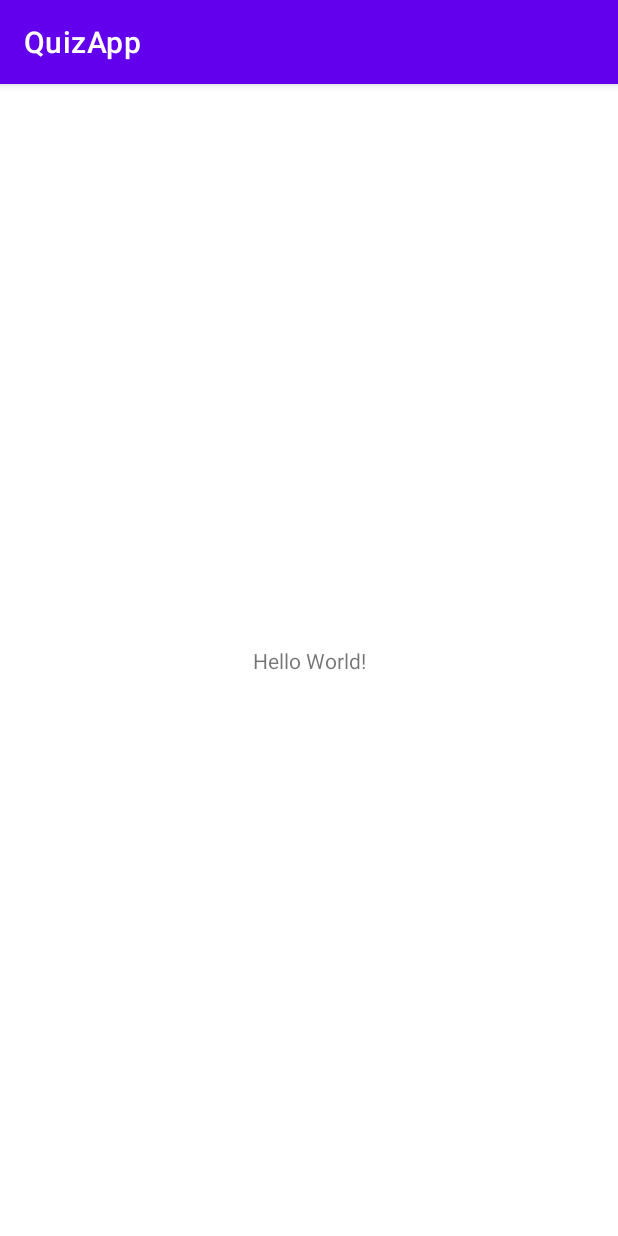
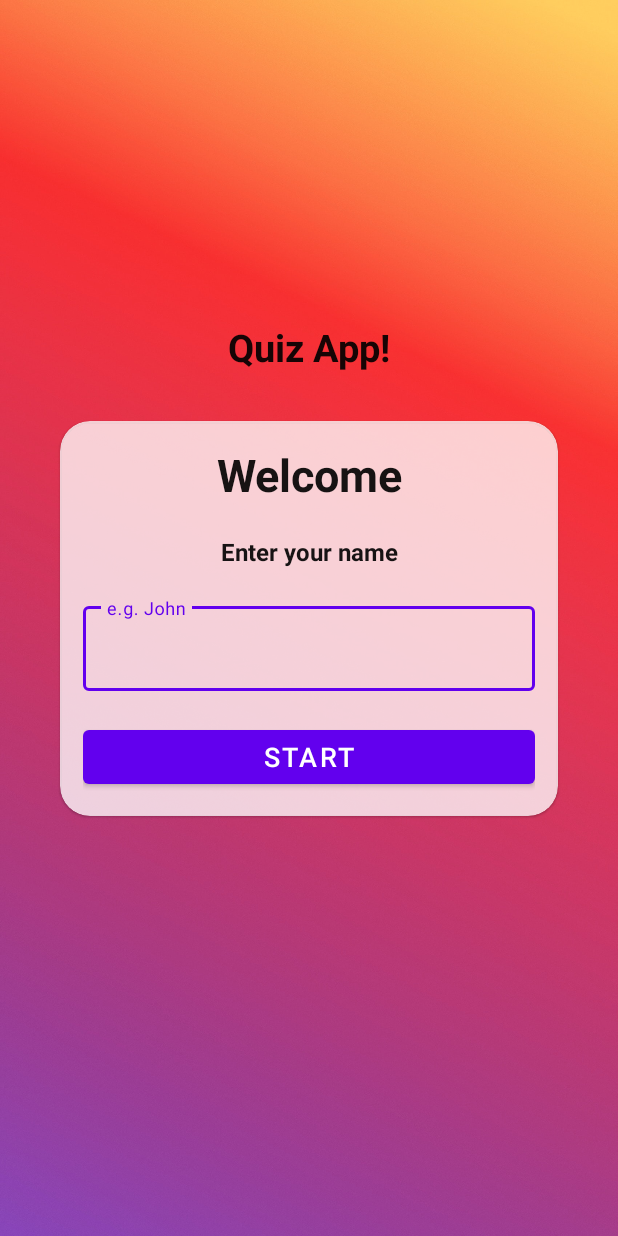
Before and after one commit to Batuhan-G/QuizApp, an Android app: the screen it shows after launch (MainActivity), on a phone screen of 412 x 824 dp. Run offline under Robolectric (Android 15) with nearby library versions, the phone set to English and light mode, and no system bars.

Commit message:
Designed Welcome UI

```diff
--- a/app/src/main/AndroidManifest.xml
+++ b/app/src/main/AndroidManifest.xml
@@ -2,7 +2,7 @@
 <manifest xmlns:android="http://schemas.android.com/apk/res/android"
     xmlns:tools="http://schemas.android.com/tools"
     package="com.batuhangoren.quizapp">
-
+    <!--            even rotate the phone,screen always portrait. line 19-->
     <application
         android:allowBackup="true"
         android:dataExtractionRules="@xml/data_extraction_rules"
@@ -15,7 +15,8 @@
         tools:targetApi="31">
         <activity
             android:name=".MainActivity"
-            android:exported="true">
+            android:exported="true"
+            android:screenOrientation="portrait">
             <intent-filter>
                 <action android:name="android.intent.action.MAIN" />
 
--- /dev/null
+++ b/app/src/main/java/com/batuhangoren/quizapp/QuizQuestionFragment.kt
@@ -0,0 +1,18 @@
+package com.batuhangoren.quizapp
+
+import android.os.Bundle
+import androidx.fragment.app.Fragment
+import android.view.LayoutInflater
+import android.view.View
+import android.view.ViewGroup
+
+class QuizQuestionFragment : Fragment() {
+
+    override fun onCreateView(
+        inflater: LayoutInflater, container: ViewGroup?,
+        savedInstanceState: Bundle?
+    ): View? {
+        // Inflate the layout for this fragment
+        return inflater.inflate(R.layout.fragment_quiz_question, container, false)
+    }
+}
--- /dev/null
+++ b/app/src/main/java/com/batuhangoren/quizapp/WelcomeFragment.kt
@@ -0,0 +1,28 @@
+package com.batuhangoren.quizapp
+
+import android.os.Bundle
+import androidx.fragment.app.Fragment
+import android.view.LayoutInflater
+import android.view.View
+import android.view.ViewGroup
+import androidx.navigation.fragment.findNavController
+import com.batuhangoren.quizapp.databinding.FragmentWelcomeBinding
+
+class WelcomeFragment : Fragment() {
+
+    private var _binding: FragmentWelcomeBinding? = null
+    private val binding get() = _binding!!
+
+    override fun onCreateView(
+        inflater: LayoutInflater, container: ViewGroup?,
+        savedInstanceState: Bundle?
+    ): View {
+        _binding = FragmentWelcomeBinding.inflate(inflater, container, false)
+
+        binding.startButton.setOnClickListener {
+            val action = WelcomeFragmentDirections.actionWelcomeFragmentToQuizQuestionFragment()
+                        findNavController().navigate(action)
+        }
+        return binding.root
+    }
+}
--- a/app/src/main/res/layout/activity_main.xml
+++ b/app/src/main/res/layout/activity_main.xml
@@ -6,13 +6,16 @@
     android:layout_height="match_parent"
     tools:context=".MainActivity">
 
-    <TextView
-        android:layout_width="wrap_content"
-        android:layout_height="wrap_content"
-        android:text="Hello World!"
+    <androidx.fragment.app.FragmentContainerView
+        android:id="@+id/fragmentContainerView"
+        android:name="androidx.navigation.fragment.NavHostFragment"
+        android:layout_width="match_parent"
+        android:layout_height="match_parent"
+        app:defaultNavHost="true"
         app:layout_constraintBottom_toBottomOf="parent"
         app:layout_constraintEnd_toEndOf="parent"
+        app:layout_constraintHorizontal_bias="0.5"
         app:layout_constraintStart_toStartOf="parent"
-        app:layout_constraintTop_toTopOf="parent" />
-
+        app:layout_constraintTop_toTopOf="parent"
+        app:navGraph="@navigation/nav_main" />
 </androidx.constraintlayout.widget.ConstraintLayout>
--- /dev/null
+++ b/app/src/main/res/layout/fragment_quiz_question.xml
@@ -0,0 +1,14 @@
+<?xml version="1.0" encoding="utf-8"?>
+<FrameLayout xmlns:android="http://schemas.android.com/apk/res/android"
+    xmlns:tools="http://schemas.android.com/tools"
+    android:layout_width="match_parent"
+    android:layout_height="match_parent"
+    tools:context=".QuizQuestionFragment">
+
+    <!-- TODO: Update blank fragment layout -->
+    <TextView
+        android:layout_width="match_parent"
+        android:layout_height="match_parent"
+        android:text="@string/hello_blank_fragment" />
+
+</FrameLayout>
--- /dev/null
+++ b/app/src/main/res/layout/fragment_welcome.xml
@@ -0,0 +1,109 @@
+<?xml version="1.0" encoding="utf-8"?>
+<androidx.constraintlayout.widget.ConstraintLayout xmlns:android="http://schemas.android.com/apk/res/android"
+    xmlns:tools="http://schemas.android.com/tools"
+    android:layout_width="match_parent"
+    android:layout_height="match_parent"
+    xmlns:app="http://schemas.android.com/apk/res-auto"
+    android:background="@drawable/main_background"
+    tools:context=".WelcomeFragment">
+    <TextView
+        android:id="@+id/quizAppText"
+        android:layout_width="wrap_content"
+        android:layout_height="wrap_content"
+        android:layout_marginBottom="32dp"
+        android:text="@string/quiz_app"
+        android:textColor="@color/main_text_color"
+        android:textSize="25sp"
+        android:textStyle="bold"
+        app:layout_constraintBottom_toTopOf="@+id/materialCardView"
+        app:layout_constraintEnd_toEndOf="parent"
+        app:layout_constraintStart_toStartOf="parent"
+        tools:ignore="TextContrastCheck" />
+
+    <com.google.android.material.card.MaterialCardView
+        android:id="@+id/materialCardView"
+        android:layout_width="match_parent"
+        android:layout_height="wrap_content"
+        android:layout_marginStart="40dp"
+        android:layout_marginEnd="40dp"
+        app:cardCornerRadius="20dp"
+        app:cardBackgroundColor="#C4FFFFFF"
+        app:layout_constraintBottom_toBottomOf="parent"
+        app:layout_constraintEnd_toEndOf="parent"
+        app:layout_constraintHorizontal_bias="0.5"
+        app:layout_constraintStart_toStartOf="parent"
+        app:layout_constraintTop_toTopOf="parent">
+
+        <androidx.constraintlayout.widget.ConstraintLayout
+            android:layout_width="match_parent"
+            android:layout_height="wrap_content"
+            android:layout_margin="15dp">
+
+            <TextView
+                android:id="@+id/welcomeText"
+                android:layout_width="match_parent"
+                android:layout_height="wrap_content"
+                android:gravity="center"
+                android:text="@string/welcome"
+                android:textColor="@color/main_text_color"
+                android:textSize="30sp"
+                android:textStyle="bold"
+                app:layout_constraintEnd_toEndOf="parent"
+                app:layout_constraintHorizontal_bias="0.5"
+                app:layout_constraintStart_toStartOf="parent"
+                app:layout_constraintTop_toTopOf="parent" />
+
+            <TextView
+                android:id="@+id/enterNameText"
+                android:layout_width="match_parent"
+                android:layout_height="wrap_content"
+                android:layout_marginTop="20dp"
+                android:gravity="center"
+                android:textColor="@color/main_text_color"
+                android:text="@string/enter_your_name"
+                android:textSize="16sp"
+                android:textStyle="bold"
+                app:layout_constraintTop_toBottomOf="@+id/welcomeText"
+                tools:layout_editor_absoluteX="0dp" />
+
+            <com.google.android.material.textfield.TextInputLayout
+                android:id="@+id/textInputLayout"
+                style="@style/Widget.MaterialComponents.TextInputLayout.OutlinedBox"
+                android:layout_width="match_parent"
+                android:layout_height="wrap_content"
+                android:layout_marginTop="20dp"
+                app:layout_constraintEnd_toEndOf="parent"
+                app:layout_constraintHorizontal_bias="0.5"
+                app:layout_constraintStart_toStartOf="parent"
+                app:layout_constraintTop_toBottomOf="@+id/enterNameText">
+
+                <androidx.appcompat.widget.AppCompatEditText
+                    android:id="@+id/nameEditText"
+                    android:layout_width="match_parent"
+                    android:layout_height="wrap_content"
+                    android:hint="@string/e_g_john"
+                    android:inputType="textCapWords"
+                    android:textColor="@color/black"
+                    android:textColorHint="@color/black"
+                    tools:ignore="SpeakableTextPresentCheck" />
+            </com.google.android.material.textfield.TextInputLayout>
+
+            <Button
+                android:id="@+id/startButton"
+                android:layout_width="match_parent"
+                android:layout_height="wrap_content"
+                android:layout_marginTop="20dp"
+                android:text="@string/start"
+                android:textColor="@color/white"
+                android:textSize="18sp"
+                app:layout_constraintEnd_toEndOf="parent"
+                app:layout_constraintHorizontal_bias="0.0"
+                app:layout_constraintStart_toStartOf="parent"
+                app:layout_constraintTop_toBottomOf="@+id/textInputLayout" />
+
+        </androidx.constraintlayout.widget.ConstraintLayout>
+    </com.google.android.material.card.MaterialCardView>
+
+
+
+</androidx.constraintlayout.widget.ConstraintLayout>
--- /dev/null
+++ b/app/src/main/res/navigation/nav_main.xml
@@ -0,0 +1,22 @@
+<?xml version="1.0" encoding="utf-8"?>
+<navigation xmlns:android="http://schemas.android.com/apk/res/android"
+    xmlns:app="http://schemas.android.com/apk/res-auto"
+    xmlns:tools="http://schemas.android.com/tools"
+    android:id="@+id/nav_main"
+    app:startDestination="@id/welcomeFragment">
+
+    <fragment
+        android:id="@+id/welcomeFragment"
+        android:name="com.batuhangoren.quizapp.WelcomeFragment"
+        android:label="fragment_welcome"
+        tools:layout="@layout/fragment_welcome" >
+        <action
+            android:id="@+id/action_welcomeFragment_to_quizQuestionFragment"
+            app:destination="@id/quizQuestionFragment" />
+    </fragment>
+    <fragment
+        android:id="@+id/quizQuestionFragment"
+        android:name="com.batuhangoren.quizapp.QuizQuestionFragment"
+        android:label="fragment_quiz_question"
+        tools:layout="@layout/fragment_quiz_question" />
+</navigation>
--- a/app/src/main/res/values/colors.xml
+++ b/app/src/main/res/values/colors.xml
@@ -7,4 +7,6 @@
     <color name="teal_700">#FF018786</color>
     <color name="black">#FF000000</color>
     <color name="white">#FFFFFFFF</color>
+    <color name="main_text_color">#E8000000</color>
+
 </resources>
--- a/app/src/main/res/values/strings.xml
+++ b/app/src/main/res/values/strings.xml
@@ -1,3 +1,10 @@
 <resources>
     <string name="app_name">QuizApp</string>
+    <string name="quiz_app">Quiz App!</string>
+    <string name="welcome">Welcome</string>
+    <string name="enter_your_name">Enter your name</string>
+    <string name="e_g_john">e.g. John</string>
+    <string name="start">Start</string>
+    <!-- TODO: Remove or change this placeholder text -->
+    <string name="hello_blank_fragment">Hello blank fragment</string>
 </resources>
--- a/app/src/main/res/values/themes.xml
+++ b/app/src/main/res/values/themes.xml
@@ -1,6 +1,6 @@
 <resources xmlns:tools="http://schemas.android.com/tools">
     <!-- Base application theme. -->
-    <style name="Theme.QuizApp" parent="Theme.MaterialComponents.DayNight.DarkActionBar">
+    <style name="Theme.QuizApp" parent="Theme.MaterialComponents.DayNight.NoActionBar">
         <!-- Primary brand color. -->
         <item name="colorPrimary">@color/purple_500</item>
         <item name="colorPrimaryVariant">@color/purple_700</item>
@@ -10,7 +10,8 @@
         <item name="colorSecondaryVariant">@color/teal_700</item>
         <item name="colorOnSecondary">@color/black</item>
         <!-- Status bar color. -->
-        <item name="android:statusBarColor" tools:targetApi="l">?attr/colorPrimaryVariant</item>
+        <item name="android:statusBarColor" >?attr/colorPrimaryVariant</item>
         <!-- Customize your theme here. -->
+        <item name="android:windowFullscreen">true</item>
     </style>
 </resources>
--- a/build.gradle
+++ b/build.gradle
@@ -1,4 +1,18 @@
 // Top-level build file where you can add configuration options common to all sub-projects/modules.
+buildscript {
+    repositories {
+        google()
+        mavenCentral()
+    }
+    dependencies {
+        def nav_version = "2.4.2"
+        classpath "androidx.navigation:navigation-safe-args-gradle-plugin:$nav_version"
+
+        classpath "com.android.tools.build:gradle:7.0.4"
+        classpath "org.jetbrains.kotlin:kotlin-gradle-plugin:1.6.21"
+
+    }
+}
 plugins {
     id 'com.android.application' version '7.2.0' apply false
     id 'com.android.library' version '7.2.0' apply false
```
Also changed, not shown: app/build.gradle (+8 -0 lines), app/src/main/res/drawable/main_background.jpg (added).
